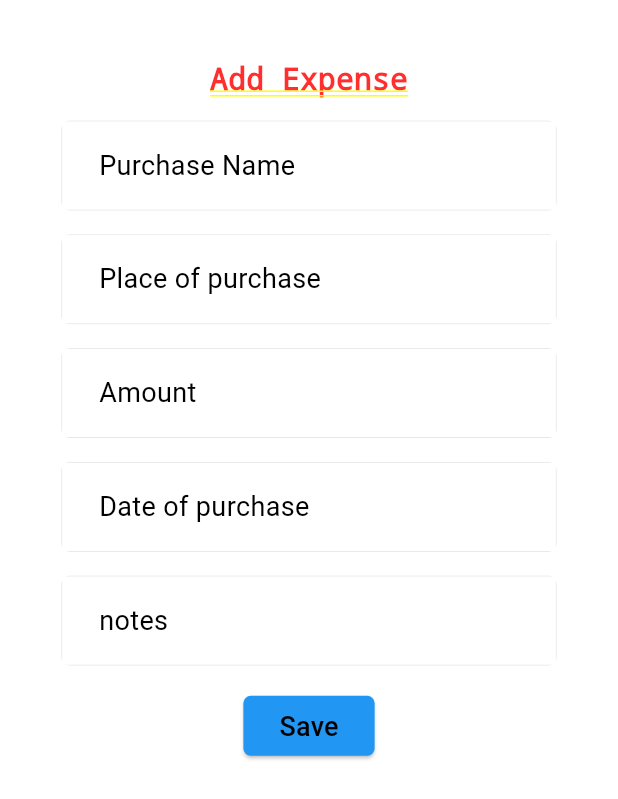
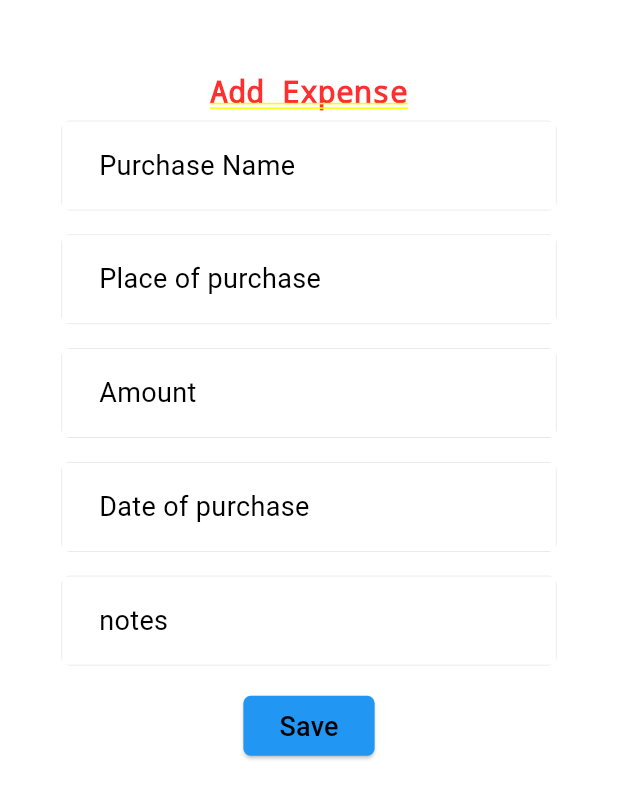
Before and after one commit to SatyaAchanta/personal-expense-tracker, a Flutter app: the ExpenseForm screen opened by its route, on a phone screen of 412 x 824 dp. Shown: the top 799 px of the screen. Run offline on Flutter 3.47's test engine with Material 3 defaults, Android fonts, the phone set to English and light mode, and no system bars; our stand-ins replace get, percent_indicator; network calls fail.

```diff
--- a/lib/common/material/app_scaffold.dart
+++ b/lib/common/material/app_scaffold.dart
@@ -15,7 +15,8 @@ class MyMaterialScaffold extends StatelessWidget {
     return SafeArea(
       child: GetBuilder<DashboardController>(
         builder: (controller) {
-          return Scaffold(
+          return SafeArea(
+            child: Scaffold(
               backgroundColor: Theme.of(context).scaffoldBackgroundColor,
               body: IndexedStack(
                 index: controller.currentIndex,
@@ -23,7 +24,7 @@ class MyMaterialScaffold extends StatelessWidget {
                   Dashboard(),
                   const ExpenseList(),
                   ExpenseForm(),
-                Profile(),
+                  const Profile(),
                 ],
               ),
               bottomNavigationBar: NavigationBar(
@@ -51,6 +52,7 @@ class MyMaterialScaffold extends StatelessWidget {
                   ),
                 ],
               ),
+            ),
           );
         },
       ),
--- a/lib/common/material/form.dart
+++ b/lib/common/material/form.dart
@@ -37,11 +37,23 @@ class MyMaterialForm extends StatelessWidget {
   @override
   Widget build(BuildContext context) {
     MediaQueryData mediaQuery = MediaQuery.of(context);
-    Size deviceSize = mediaQuery.size;
+    Size screenSize = mediaQuery.size;
     return Form(
       key: _formKey,
       child: Column(
         children: [
+          Center(
+            child: Container(
+              margin: EdgeInsets.only(top: screenSize.height * 0.05),
+              child: const Text(
+                'Add Expense',
+                style: TextStyle(
+                  fontSize: 20,
+                  fontWeight: FontWeight.bold,
+                ),
+              ),
+            ),
+          ),
           MyMaterialTextField(
             controller: titleController,
             placeholder: 'Purchase Name',
@@ -64,9 +76,9 @@ class MyMaterialForm extends StatelessWidget {
           ),
           Container(
             margin: EdgeInsets.only(
-              top: deviceSize.height * 0.01,
-              left: deviceSize.width * 0.01,
-              right: deviceSize.width * 0.01,
+              top: screenSize.height * 0.01,
+              left: screenSize.width * 0.01,
+              right: screenSize.width * 0.01,
             ),
             child: ElevatedButton(
               onPressed: () {
@@ -103,6 +115,7 @@ class MyMaterialForm extends StatelessWidget {
                   'description': 'Sample Description for purchase',
                   'isFlagged': false,
                   'category': getRandomCategory(),
+                  'isFavorite': false,
                 });
                 logger.info("Added Expense");
               },
--- a/lib/controllers/expense.dart
+++ b/lib/controllers/expense.dart
@@ -24,6 +24,7 @@ class ExpenseController extends GetxController {
   }
 
   List<Expense> getExpensesAsModel() {
+    print("getting expenses ad model");
     return expenses.map((e) => Expense.fromJson(e)).toList();
   }
 
--- a/lib/models/expense.dart
+++ b/lib/models/expense.dart
@@ -7,6 +7,7 @@ class Expense {
   final String place;
   final String category;
   final bool isFlagged;
+  final bool isFavorite;
 
   Expense({
     required this.id,
@@ -17,6 +18,7 @@ class Expense {
     this.description = '',
     this.category = 'Others',
     this.isFlagged = false,
+    this.isFavorite = false,
   });
 
   factory Expense.fromJson(Map<String, dynamic> json) {
@@ -29,6 +31,7 @@ class Expense {
       description: json['description'],
       category: json['category'],
       isFlagged: json['isFlagged'],
+      isFavorite: json['isFavorite'],
     );
   }
 
@@ -42,6 +45,7 @@ class Expense {
       'description': description,
       'category': category,
       'isFlagged': isFlagged,
+      'isFavorite': isFavorite,
     };
   }
 }
--- a/lib/screens/category_expenses.dart
+++ b/lib/screens/category_expenses.dart
@@ -14,8 +14,7 @@ class CategoryExpenses extends StatelessWidget {
   @override
   Widget build(BuildContext context) {
     bool isIOS = Theme.of(context).platform == TargetPlatform.iOS;
-    return SafeArea(
-      child: CupertinoPageScaffold(
+    return CupertinoPageScaffold(
       navigationBar: CupertinoNavigationBar(
         middle: Text(category),
         leading: GestureDetector(
@@ -42,7 +41,6 @@ class CategoryExpenses extends StatelessWidget {
                     );
         },
       ),
-      ),
     );
   }
 }
--- a/lib/screens/expense_form.dart
+++ b/lib/screens/expense_form.dart
@@ -19,18 +19,6 @@ class ExpenseForm extends StatelessWidget {
       child: SingleChildScrollView(
         child: Column(
           children: [
-            Center(
-              child: Container(
-                margin: EdgeInsets.only(top: screenSize.height * 0.05),
-                child: const Text(
-                  'Add Expense',
-                  style: TextStyle(
-                    fontSize: 20,
-                    fontWeight: FontWeight.bold,
-                  ),
-                ),
-              ),
-            ),
             Container(
               margin: EdgeInsets.only(top: screenSize.height * 0.01),
               child: isiOS ? MyCupertinoForm() : MyMaterialForm(),
--- a/lib/screens/profile.dart
+++ b/lib/screens/profile.dart
@@ -16,7 +16,9 @@ class Profile extends StatelessWidget {
       child: SafeArea(
         child: SingleChildScrollView(
           child: Center(
-            child: isIos ? MyCupertinoUserProfile() : MyMaterialUserProfile(),
+            child: isIos
+                ? const MyCupertinoUserProfile()
+                : MyMaterialUserProfile(),
           ),
         ),
       ),
```
Also changed, not shown: lib/common/cupertino/cupertino_main.dart (+25 -1 lines), lib/common/cupertino/form.dart (+7 -3 lines), lib/common/cupertino/user_profile.dart (+33 -60 lines), lib/utils/text.dart (added, +39 -0 lines). Lines whose indentation alone changed are shown as unchanged.
